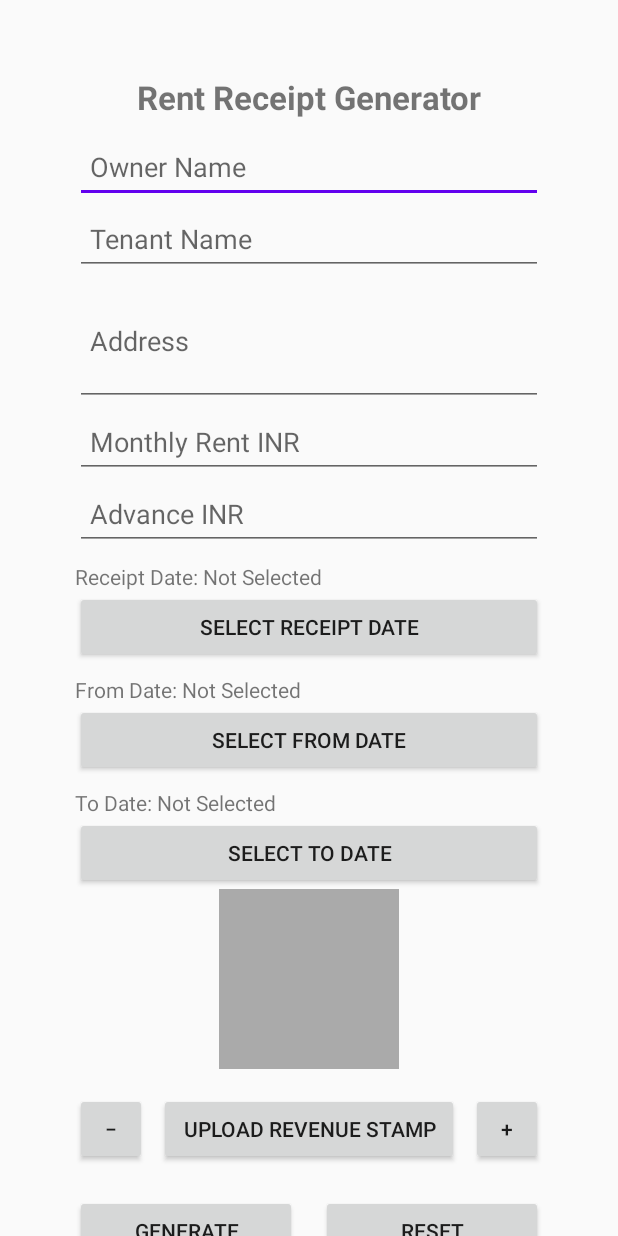
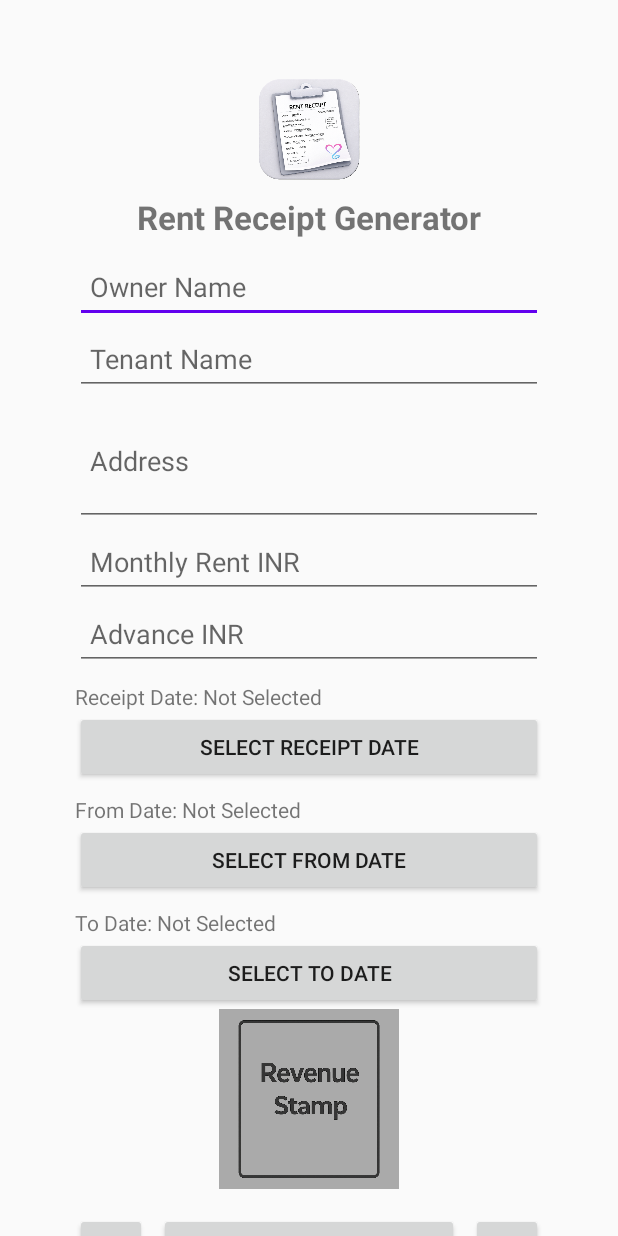
Before and after one commit to winnie-224/rent-receipt-generator-android, an Android app built with Jetpack Compose: the screen it shows after launch (MainActivity), on a phone screen of 412 x 824 dp. Run offline under Robolectric (Android 15) with nearby library versions, the phone set to English and light mode, and no system bars.

Commit message:
Updated icons, paceholders and fix gitignore

```diff
--- a/app/src/main/res/layout/activity_main.xml
+++ b/app/src/main/res/layout/activity_main.xml
@@ -7,6 +7,15 @@
     android:layout_height="wrap_content"
     android:orientation="vertical"
     android:padding="50dp">
+    <ImageView
+        android:id="@+id/ivLogo"
+        android:layout_width="72dp"
+        android:layout_height="72dp"
+        android:layout_gravity="center"
+        android:src="@mipmap/ic_launcher"
+        android:contentDescription="App Icon"
+        android:layout_marginBottom="8dp"
+        android:background="@android:color/transparent" />
     <!--Title-->
     <TextView
         android:text="Rent Receipt Generator"
@@ -103,6 +112,7 @@
         android:layout_width="120dp"
         android:layout_height="120dp"
         android:layout_gravity="center"
+        android:src = "@drawable/ic_stamp_placeholder"
         android:background="@android:color/darker_gray"
         android:scaleType="centerInside"
         android:layout_marginBottom="8dp"
```
Also changed, not shown: app/src/main/java/com/winn/rentreceiptgenerator/MainActivity.kt (+13 -0 lines), app/src/main/res/drawable/ic_stamp_placeholder.png (added), 1 other file.
